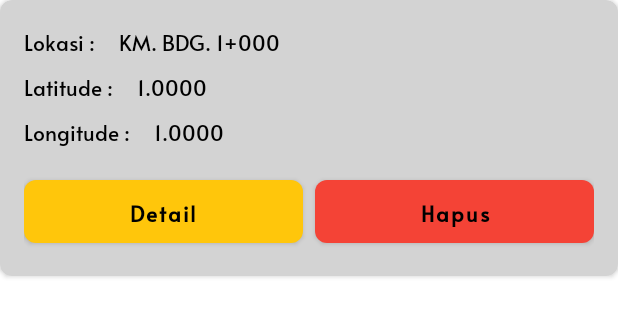
After one commit to DBMPR-JABAR/Sapu-Lobang-Android, an Android app: the layout layout_item_lubang_result_survei.xml on its own in the app's theme, with its tools: preview values and no code run, on a phone screen of 412 x 824 dp. The commit adds this screen. Shown: the top 317 px of the screen. Run offline under Robolectric (Android 15) with nearby library versions, the phone set to English and light mode, and no system bars.

Commit message:
feat: add delete result survei

```diff
--- a/app/src/main/java/id/go/jabarprov/dbmpr/surveisapulubang/data/datasources/remote/survei_lubang/SurveiLubangRemoteDataSource.kt
+++ b/app/src/main/java/id/go/jabarprov/dbmpr/surveisapulubang/data/datasources/remote/survei_lubang/SurveiLubangRemoteDataSource.kt
@@ -1,7 +1,5 @@
 package id.go.jabarprov.dbmpr.surveisapulubang.data.datasources.remote.survei_lubang
 
-import android.net.Uri
-import id.go.jabarprov.dbmpr.surveisapulubang.data.models.response.DetailSurveiResponse
 import id.go.jabarprov.dbmpr.surveisapulubang.data.models.response.LubangResponse
 import id.go.jabarprov.dbmpr.surveisapulubang.data.models.response.SurveiLubangResponse
 import java.io.File
@@ -11,6 +9,8 @@ interface SurveiLubangRemoteDataSource {
     suspend fun startSurvei(tanggal: Calendar, idRuasJalan: String): SurveiLubangResponse
 
     suspend fun resultSurvei(tanggal: Calendar, idRuasJalan: String): List<LubangResponse>
+
+    suspend fun deleteSurveiItem(idLubang: Int)
 
     suspend fun tambahLubang(
         tanggal: Calendar,
--- a/app/src/main/java/id/go/jabarprov/dbmpr/surveisapulubang/domain/repositories/SurveiLubangRepository.kt
+++ b/app/src/main/java/id/go/jabarprov/dbmpr/surveisapulubang/domain/repositories/SurveiLubangRepository.kt
@@ -11,6 +11,8 @@ interface SurveiLubangRepository {
     suspend fun startSurvei(tanggal: Calendar, idRuasJalan: String): Either<Failure, SurveiLubang>
 
     suspend fun resultSurvei(tanggal: Calendar, idRuasJalan: String): Either<Failure, List<Lubang>>
+
+    suspend fun deleteSurveiItem(idLubang: Int): Either<Failure, Unit>
 
     suspend fun tambahLubang(
         tanggal: Calendar,
--- a/app/src/main/java/id/go/jabarprov/dbmpr/surveisapulubang/presentation/viewmodels/detail_survei/store/DetailSurveiAction.kt
+++ b/app/src/main/java/id/go/jabarprov/dbmpr/surveisapulubang/presentation/viewmodels/detail_survei/store/DetailSurveiAction.kt
@@ -5,4 +5,5 @@ import java.util.*
 
 sealed class DetailSurveiAction : Action {
     data class LoadSurveiData(val idRuasJalan: String, val tanggal: Calendar) : DetailSurveiAction()
+    data class DeleteLubang(val idLubang: Int) : DetailSurveiAction()
 }
--- a/app/src/main/java/id/go/jabarprov/dbmpr/surveisapulubang/presentation/viewmodels/detail_survei/store/DetailSurveiState.kt
+++ b/app/src/main/java/id/go/jabarprov/dbmpr/surveisapulubang/presentation/viewmodels/detail_survei/store/DetailSurveiState.kt
@@ -8,5 +8,6 @@ data class DetailSurveiState(
     val errorMessage: String = "",
     val isSuccess: Boolean = false,
     val isLoading: Boolean = false,
-    val listLubang: List<Lubang>? = null
+    val listLubang: List<Lubang>? = null,
+    val isDelete: Boolean = false
 ) : State
--- /dev/null
+++ b/app/src/main/res/layout/layout_item_lubang_result_survei.xml
@@ -0,0 +1,104 @@
+<?xml version="1.0" encoding="utf-8"?>
+<androidx.cardview.widget.CardView xmlns:android="http://schemas.android.com/apk/res/android"
+    xmlns:app="http://schemas.android.com/apk/res-auto"
+    android:layout_width="match_parent"
+    android:layout_height="wrap_content"
+    android:elevation="8dp"
+    app:cardBackgroundColor="@color/gray"
+    app:cardCornerRadius="8dp"
+    app:contentPadding="16dp">
+
+    <androidx.constraintlayout.widget.ConstraintLayout
+        android:layout_width="match_parent"
+        android:layout_height="match_parent">
+
+        <TextView
+            android:id="@+id/text_view_label_lokasi"
+            android:layout_width="wrap_content"
+            android:layout_height="wrap_content"
+            android:text="Lokasi :"
+            android:textColor="@color/black"
+            app:layout_constraintStart_toStartOf="parent"
+            app:layout_constraintTop_toTopOf="parent" />
+
+        <TextView
+            android:id="@+id/text_view_content_lokasi"
+            android:layout_width="0dp"
+            android:layout_height="wrap_content"
+            android:layout_marginStart="16dp"
+            android:text="KM. BDG. 1+000"
+            android:textColor="@color/black"
+            app:layout_constraintBaseline_toBaselineOf="@+id/text_view_label_lokasi"
+            app:layout_constraintEnd_toEndOf="parent"
+            app:layout_constraintStart_toEndOf="@id/text_view_label_lokasi" />
+
+        <TextView
+            android:id="@+id/text_view_label_latitude"
+            android:layout_width="wrap_content"
+            android:layout_height="wrap_content"
+            android:layout_marginTop="8dp"
+            android:text="Latitude :"
+            android:textColor="@color/black"
+            app:layout_constraintStart_toStartOf="parent"
+            app:layout_constraintTop_toBottomOf="@id/text_view_content_lokasi" />
+
+        <TextView
+            android:id="@+id/text_view_content_latitude"
+            android:layout_width="0dp"
+            android:layout_height="wrap_content"
+            android:layout_marginStart="16dp"
+            android:text="1.0000"
+            android:textColor="@color/black"
+            app:layout_constraintBaseline_toBaselineOf="@id/text_view_label_latitude"
+            app:layout_constraintEnd_toEndOf="parent"
+            app:layout_constraintStart_toEndOf="@id/text_view_label_latitude" />
+
+        <TextView
+            android:id="@+id/text_view_label_longitude"
+            android:layout_width="wrap_content"
+            android:layout_height="wrap_content"
+            android:layout_marginTop="8dp"
+            android:text="Longitude :"
+            android:textColor="@color/black"
+            app:layout_constraintStart_toStartOf="parent"
+            app:layout_constraintTop_toBottomOf="@id/text_view_content_latitude" />
+
+        <TextView
+            android:id="@+id/text_view_content_longitude"
+            android:layout_width="0dp"
+            android:layout_height="wrap_content"
+            android:layout_marginStart="16dp"
+            android:text="1.0000"
+            android:textColor="@color/black"
+            app:layout_constraintBaseline_toBaselineOf="@id/text_view_label_longitude"
+            app:layout_constraintEnd_toEndOf="parent"
+            app:layout_constraintStart_toEndOf="@id/text_view_label_longitude" />
+
+        <Button
+            android:id="@+id/button_detail"
+            android:layout_width="0dp"
+            android:layout_height="wrap_content"
+            android:layout_marginTop="16dp"
+            android:layout_marginEnd="4dp"
+            android:text="Detail"
+            app:layout_constraintEnd_toStartOf="@+id/button_proses"
+            app:layout_constraintHorizontal_bias="0.5"
+            app:layout_constraintStart_toStartOf="parent"
+            app:layout_constraintTop_toBottomOf="@id/text_view_content_longitude" />
+
+        <Button
+            android:id="@+id/button_proses"
+            style="@style/Widget.SurveiSapuLubang.Button.Red"
+            android:layout_width="0dp"
+            android:layout_height="wrap_content"
+            android:layout_marginStart="4dp"
+            android:layout_marginTop="16dp"
+            android:text="Hapus"
+            app:layout_constraintEnd_toEndOf="parent"
+            app:layout_constraintHorizontal_bias="0.5"
+            app:layout_constraintStart_toEndOf="@+id/button_detail"
+            app:layout_constraintTop_toBottomOf="@id/text_view_content_longitude" />
+
+    </androidx.constraintlayout.widget.ConstraintLayout>
+
+</androidx.cardview.widget.CardView>
```
Also changed, not shown: app/src/main/java/id/go/jabarprov/dbmpr/surveisapulubang/data/datasources/remote/service/SurveiLubangAPI.kt (+4 -4 lines), app/src/main/java/id/go/jabarprov/dbmpr/surveisapulubang/data/datasources/remote/survei_lubang/SurveiLubangRemoteDataSourceImpl.kt (+23 -4 lines), app/src/main/java/id/go/jabarprov/dbmpr/surveisapulubang/data/repositories/SurveiLubangRepositoryImpl.kt (+9 -0 lines), app/src/main/java/id/go/jabarprov/dbmpr/surveisapulubang/domain/usecases/DeleteSurveiItem.kt (added, +14 -0 lines), app/src/main/java/id/go/jabarprov/dbmpr/surveisapulubang/presentation/detail_survei/DetailSurveiFragment.kt (+70 -2 lines), app/src/main/java/id/go/jabarprov/dbmpr/surveisapulubang/presentation/detail_survei/ResultSurveiLubangAdapter.kt (added, +91 -0 lines), app/src/main/java/id/go/jabarprov/dbmpr/surveisapulubang/presentation/viewmodels/detail_survei/store/DetailSurveiStore.kt (+36 -3 lines), app/src/main/java/id/go/jabarprov/dbmpr/surveisapulubang/presentation/widgets/KonfirmasiDialog.kt (added, +84 -0 lines), app/src/main/res/layout/fragment_detail_survei.xml (+25 -3 lines), app/src/main/res/layout/layout_dialog_konfirmasi.xml (added, +63 -0 lines).
